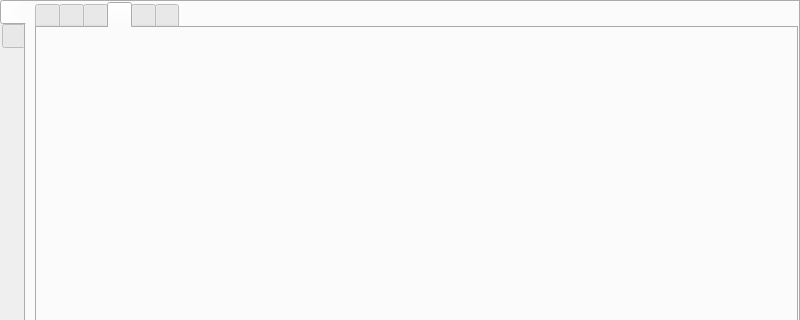
Old version of the form src/wayland/formMainWindow_wl.ui in the repository vkohaupt/vokoscreenNG; both pictures show x 0 to 800 and y 0 to 320 of the 800 by 514 pixel window.
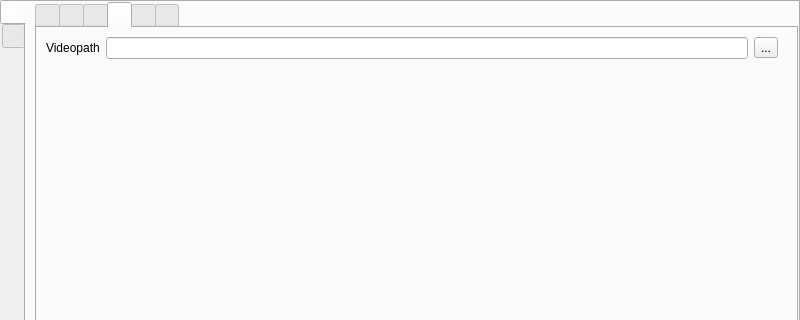
New version of the form. The open tabs and pages were chosen to show the change. Icons and pictures are not drawn.

Diff of the .ui file:
```diff
--- a/src/wayland/formMainWindow_wl.ui
+++ b/src/wayland/formMainWindow_wl.ui
@@ -605,6 +605,74 @@
            <attribute name="title">
             <string notr="true"/>
            </attribute>
+           <layout class="QHBoxLayout" name="horizontalLayout_4">
+            <item>
+             <layout class="QGridLayout" name="gridLayout_10">
+              <item row="0" column="0">
+               <layout class="QHBoxLayout" name="horizontalLayout_25">
+                <item>
+                 <widget class="QFrame" name="frameVideoPath">
+                  <property name="frameShape">
+                   <enum>QFrame::NoFrame</enum>
+                  </property>
+                  <property name="frameShadow">
+                   <enum>QFrame::Raised</enum>
+                  </property>
+                  <layout class="QHBoxLayout" name="horizontalLayout_20">
+                   <property name="leftMargin">
+                    <number>0</number>
+                   </property>
+                   <property name="topMargin">
+                    <number>0</number>
+                   </property>
+                   <property name="bottomMargin">
+                    <number>0</number>
+                   </property>
+                   <item>
+                    <widget class="QLabel" name="LabelVideoPath">
+                     <property name="text">
+                      <string>Videopath</string>
+                     </property>
+                    </widget>
+                   </item>
+                   <item>
+                    <widget class="QLineEdit" name="lineEditVideoPath">
+                     <property name="text">
+                      <string notr="true"/>
+                     </property>
+                     <property name="readOnly">
+                      <bool>true</bool>
+                     </property>
+                    </widget>
+                   </item>
+                   <item>
+                    <widget class="QToolButton" name="toolButtonVideoPath">
+                     <property name="text">
+                      <string notr="true">...</string>
+                     </property>
+                    </widget>
+                   </item>
+                  </layout>
+                 </widget>
+                </item>
+               </layout>
+              </item>
+              <item row="1" column="0">
+               <spacer name="verticalSpacer_23">
+                <property name="orientation">
+                 <enum>Qt::Vertical</enum>
+                </property>
+                <property name="sizeHint" stdset="0">
+                 <size>
+                  <width>20</width>
+                  <height>40</height>
+                 </size>
+                </property>
+               </spacer>
+              </item>
+             </layout>
+            </item>
+           </layout>
           </widget>
           <widget class="QWidget" name="tabAvailable">
            <attribute name="icon">
```
Left out of the diff: 8 changed lines with no effect on the pictures.
